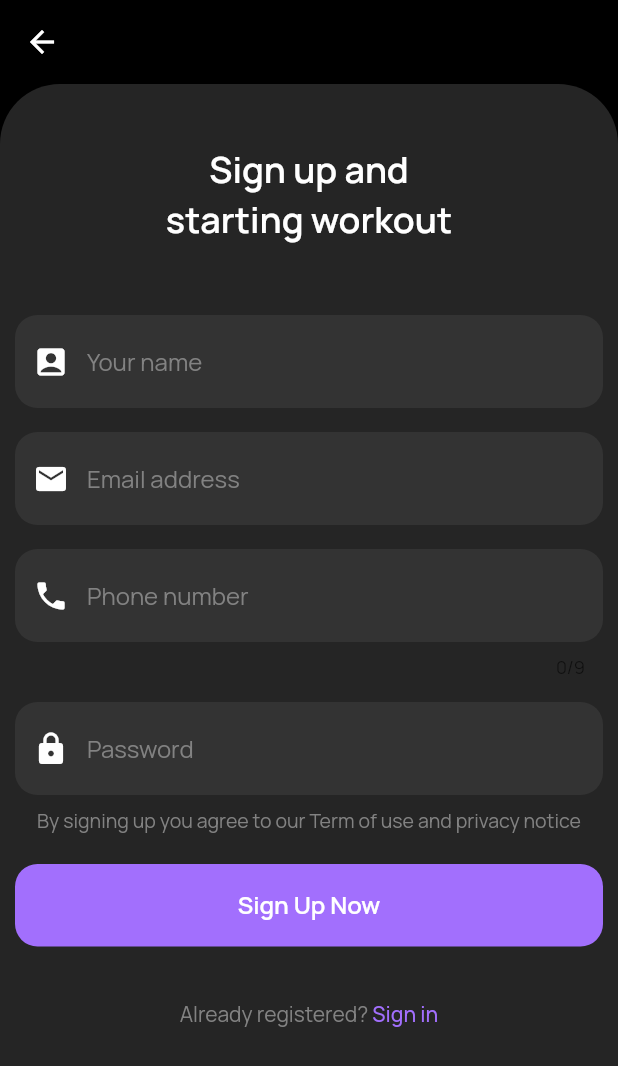
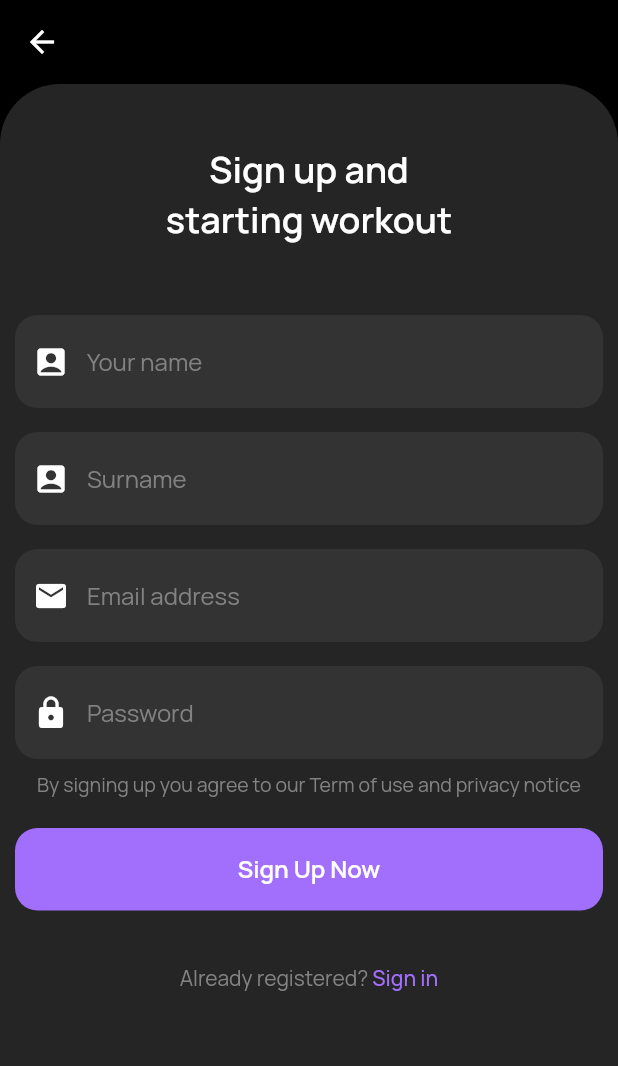
Before and after one commit to javlanbay/fitooze_app, a Flutter app: the SignUpScreen screen opened directly, on a phone screen of 412 x 824 dp. Shown: the top 1066 px of the screen. Run offline on Flutter 3.47's test engine with Material 2 defaults, Android fonts, the phone set to English and light mode, and no system bars.

```diff
--- /dev/null
+++ b/lib/api/api.dart
@@ -0,0 +1,20 @@
+import 'dart:convert';
+
+import 'package:http/http.dart' as http;
+
+class CallApi {
+  final String _url = "https://api.yaqubov.info/api/v1.0/";
+  postData(data, apiUrl) async {
+    var fullUrl = _url + apiUrl;
+
+    return await http.post(
+        Uri.parse("http://api.yaqubov.info/api/v1.0/register"),
+        body: jsonEncode(data),
+        headers: _setHeaders());
+  }
+
+  _setHeaders() => {
+        'Content-type': 'application/json',
+        'Accept': 'application/json',
+      };
+}
--- a/lib/screens/signin/signin_screen.dart
+++ b/lib/screens/signin/signin_screen.dart
@@ -144,7 +144,11 @@ class _SignInScreenState extends State<SignInScreen> {
                 Container(
                   height: 55,
                   margin: const EdgeInsets.only(
-                      top: 17, left: 10, right: 10, bottom: 30),
+                    top: 17,
+                    left: 10,
+                    right: 10,
+                    bottom: 30,
+                  ),
                   width: double.infinity,
                   child: FlatButton(
                     child: Row(
--- a/lib/screens/signup/signup_screen.dart
+++ b/lib/screens/signup/signup_screen.dart
@@ -1,9 +1,12 @@
 // ignore_for_file: deprecated_member_use
+import 'dart:convert';
+
+import 'package:fitness_app/api/api.dart';
 import 'package:fitness_app/screens/signin/signin_screen.dart';
 import 'package:fitness_app/widgets/buttons/sign_up_button.dart';
 import 'package:fitness_app/widgets/form/email_input.dart';
 import 'package:fitness_app/widgets/form/password_input.dart';
-import 'package:fitness_app/widgets/form/phone_input.dart';
+import 'package:fitness_app/widgets/form/surname_input.dart';
 import 'package:fitness_app/widgets/form/text_field_input.dart';
 import 'package:flutter/material.dart';
 
@@ -25,7 +28,6 @@ class SignUpScreen extends StatefulWidget {
 
 class _SignUpScreenState extends State<SignUpScreen> {
   final GlobalKey<FormState> _formKey = GlobalKey<FormState>();
-
   @override
   Widget build(BuildContext context) {
     return SafeArea(
@@ -70,12 +72,12 @@ class _SignUpScreenState extends State<SignUpScreen> {
                     inputType: TextInputType.name,
                     inputAction: TextInputAction.next,
                   ),
+                  const SurnameInput(
+                    inputType: TextInputType.name,
+                    inputAction: TextInputAction.next,
+                  ),
                   const EmailInput(
                     inputType: TextInputType.emailAddress,
-                    inputAction: TextInputAction.next,
-                  ),
-                  const PhoneInput(
-                    inputType: TextInputType.phone,
                     inputAction: TextInputAction.next,
                   ),
                   const PasswordInput(
--- a/lib/widgets/buttons/sign_up_button.dart
+++ b/lib/widgets/buttons/sign_up_button.dart
@@ -1,6 +1,10 @@
+import 'dart:convert';
+
 import 'package:flutter/material.dart';
 
-class SignUpButton extends StatelessWidget {
+import '../../api/api.dart';
+
+class SignUpButton extends StatefulWidget {
   const SignUpButton({
     Key? key,
     required GlobalKey<FormState> formKey,
@@ -8,6 +12,42 @@ class SignUpButton extends StatelessWidget {
         super(key: key);
 
   final GlobalKey<FormState> _formKey;
+
+  @override
+  State<SignUpButton> createState() => _SignUpButtonState();
+}
+
+late String name, email, phone;
+
+class _SignUpButtonState extends State<SignUpButton> {
+  final TextEditingController _name = TextEditingController();
+  final TextEditingController _surname = TextEditingController();
+  final TextEditingController _email = TextEditingController();
+  final TextEditingController _password = TextEditingController();
+
+  Future<dynamic> register() async {
+    var data = {
+      'name': _name.text,
+      'surname': _surname.text,
+      'email': _email.text,
+      'password': _password.text,
+    };
+
+    var res = await CallApi().postData(data, 'register');
+    var body = json.decode(res.body);
+    if (body['success'] ?? true) {
+      Navigator.push(
+        context,
+        MaterialPageRoute(
+          builder: (context) => Scaffold(
+            appBar: AppBar(
+              title: Text("Successfully registered!"),
+            ),
+          ),
+        ),
+      );
+    }
+  }
 
   @override
   Widget build(BuildContext context) {
@@ -28,9 +68,9 @@ class SignUpButton extends StatelessWidget {
           ),
         ),
         onPressed: () {
-          if (_formKey.currentState!.validate()) {
+          if (widget._formKey.currentState!.validate()) {
             print("successful");
-
+            register();
             return;
           } else {
             print("UnSuccessfull");
--- a/lib/widgets/form/phone_input.dart
+++ b/lib/widgets/form/surname_input.dart
@@ -1,8 +1,8 @@
 import 'package:fitness_app/config/textform/decoration.dart';
 import 'package:flutter/material.dart';
 
-class PhoneInput extends StatefulWidget {
-  const PhoneInput({
+class SurnameInput extends StatefulWidget {
+  const SurnameInput({
     Key? key,
     required this.inputType,
     required this.inputAction,
@@ -12,11 +12,11 @@ class PhoneInput extends StatefulWidget {
   final TextInputAction inputAction;
 
   @override
-  State<PhoneInput> createState() => _PhoneInputState();
+  State<SurnameInput> createState() => _SurnameInputState();
 }
 
-class _PhoneInputState extends State<PhoneInput> {
-  final TextEditingController _phone = TextEditingController();
+class _SurnameInputState extends State<SurnameInput> {
+  final TextEditingController _surname = TextEditingController();
 
   @override
   Widget build(BuildContext context) {
@@ -24,16 +24,14 @@ class _PhoneInputState extends State<PhoneInput> {
       padding: const EdgeInsets.symmetric(vertical: 8.0, horizontal: 10.0),
       child: Center(
         child: TextFormField(
-          controller: _phone,
-          decoration: buildInputDecoration(Icons.phone, "Phone number"),
-          maxLength: 9,
+          controller: _surname,
+          decoration:
+              buildInputDecoration(Icons.account_box_rounded, "Surname"),
           validator: (value) {
             if (value!.isEmpty) {
-              return 'Please enter phone number';
+              return 'Please enter your surname';
             }
-            if (value.length < 9) {
-              return "Please enter valid phone";
-            }
+
             return null;
           },
           onSaved: (value) {},
--- a/lib/widgets/widgets.dart
+++ b/lib/widgets/widgets.dart
@@ -2,5 +2,5 @@ export 'buttons/continue_with_email.dart';
 export 'buttons/continue_with_google.dart';
 export 'form/email_input.dart';
 export 'form/password_input.dart';
-export 'form/phone_input.dart';
+export 'form/surname_input.dart';
 export 'form/text_field_input.dart';
--- a/pubspec.yaml
+++ b/pubspec.yaml
@@ -29,11 +29,8 @@ environment:
 dependencies:
   flutter:
     sdk: flutter
-
-
-  # The following adds the Cupertino Icons font to your application.
-  # Use with the CupertinoIcons class for iOS style icons.
   cupertino_icons: ^1.0.2
+  http: ^0.13.4
 
 dev_dependencies:
   flutter_test:
```
Also changed, not shown: pubspec.lock.
